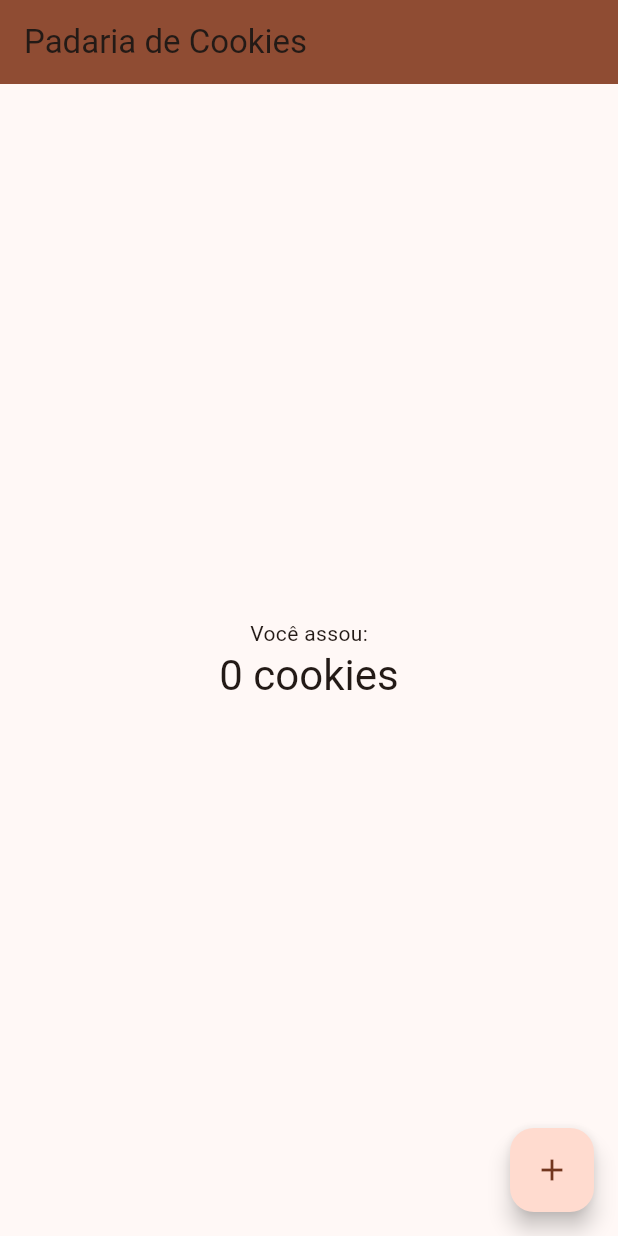
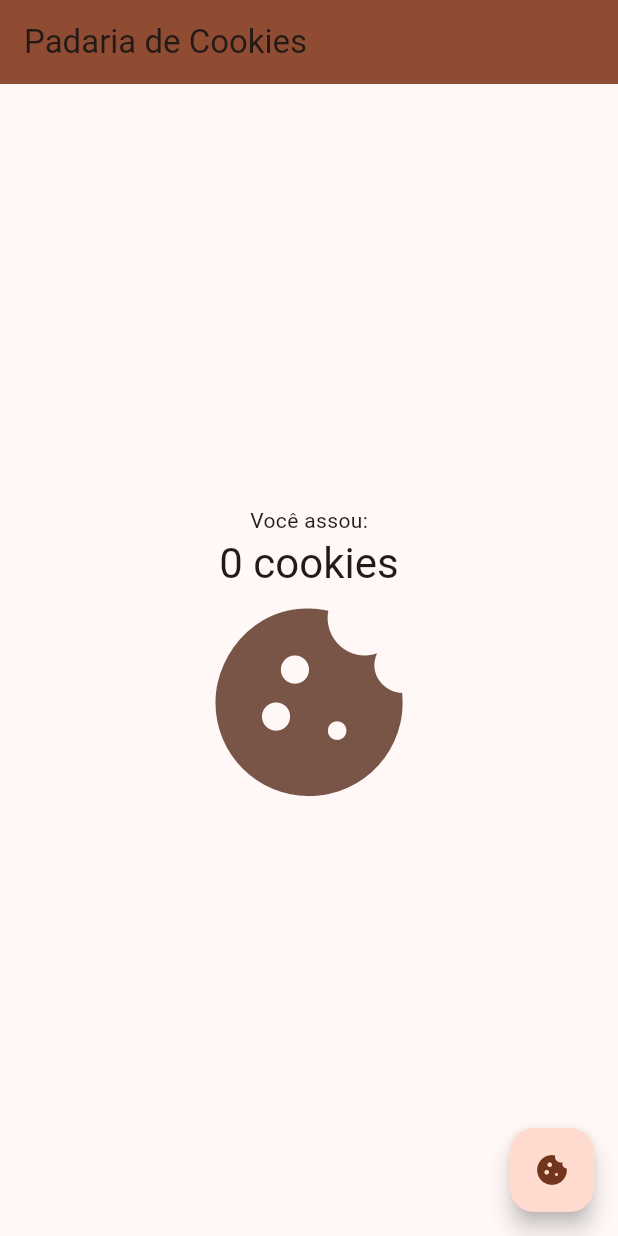
Before and after one commit to lucasg-maciel/App_flutter, a Flutter app: the screen it shows after launch, on a phone screen of 412 x 824 dp. Run offline on Flutter 3.47's test engine with Material 3 defaults, Android fonts, the phone set to English and light mode, and no system bars.

Commit message:
Adição dos ícones de cookie

```diff
--- a/lib/main.dart
+++ b/lib/main.dart
@@ -109,13 +109,14 @@ class _MyHomePageState extends State<MyHomePage> {
               '$_counter cookies',
               style: Theme.of(context).textTheme.headlineMedium,
             ),
+            Icon(Icons.cookie, size: 150, color: Colors.brown),
           ],
         ),
       ),
       floatingActionButton: FloatingActionButton(
         onPressed: _incrementCounter,
         tooltip: 'Increment',
-        child: const Icon(Icons.add), // This trailing comma makes auto-formatting nicer for build methods.
+        child: const Icon(Icons.cookie), // This trailing comma makes auto-formatting nicer for build methods.
       ), // This trailing comma makes auto-formatting nicer for build methods.
     );
   }
```
